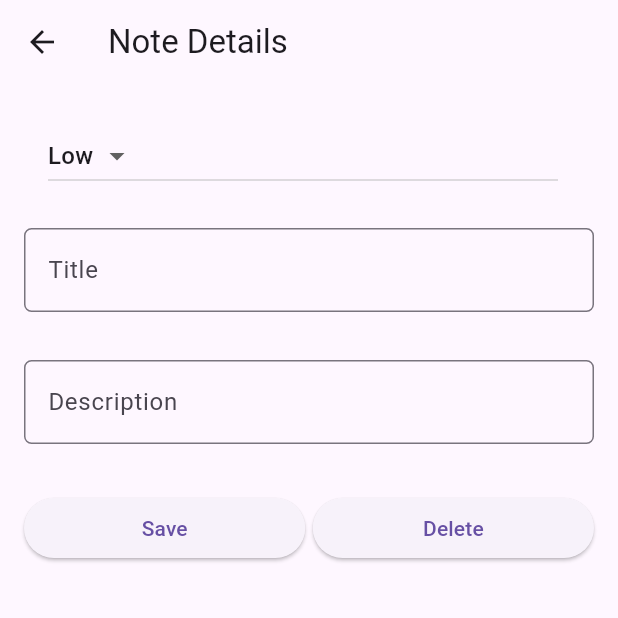
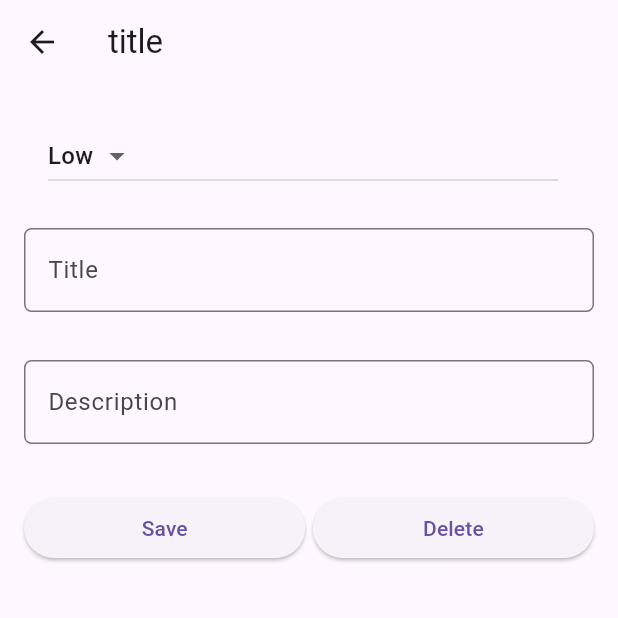
Before and after one commit to Ali1raz/flutter_sqlite_note_app, a Flutter app: the screen it shows after launch, after a tap on "Note 1", on a phone screen of 412 x 824 dp, the top half of it. Run offline on Flutter 3.47's test engine with Material 3 defaults, Android fonts, the phone set to English and light mode, and no system bars; our stand-ins replace sqflite; accounts and stored records are empty.

Commit message:
fix error

```diff
--- /dev/null
+++ b/devtools_options.yaml
@@ -0,0 +1,3 @@
+description: This file stores settings for Dart & Flutter DevTools.
+documentation: https://docs.flutter.dev/tools/devtools/extensions#configure-extension-enablement-states
+extensions:
--- a/lib/main.dart
+++ b/lib/main.dart
@@ -13,9 +13,7 @@ class MyApp extends StatelessWidget {
     return MaterialApp(
       title: "Notes App",
       debugShowCheckedModeBanner: false,
-      theme: ThemeData(
-        primaryColor: Colors.deepPurple
-      ),
+      theme: ThemeData(primaryColor: Colors.deepPurple),
       home: NoteListScreen(),
     );
   }
--- a/lib/screens/note_details_screen.dart
+++ b/lib/screens/note_details_screen.dart
@@ -1,17 +1,14 @@
 import 'package:flutter/material.dart';
 
 class NoteDetailsScreen extends StatefulWidget {
-  const NoteDetailsScreen({super.key, required this.title});
-
-  final String title;
+  const NoteDetailsScreen({super.key});
 
   @override
-  State<NoteDetailsScreen> createState() => _NoteDetailsScreenState(this.title);
+  State<NoteDetailsScreen> createState() => _NoteDetailsScreenState();
 }
 
 class _NoteDetailsScreenState extends State<NoteDetailsScreen> {
-  _NoteDetailsScreenState(this.title);
-  final String title;
+  _NoteDetailsScreenState();
 
   static final _priorities = ['High', 'Low'];
 
@@ -26,10 +23,10 @@ class _NoteDetailsScreenState extends State<NoteDetailsScreen> {
   Widget build(BuildContext context) {
     return Scaffold(
       appBar: AppBar(
-        title: Text(title),
+        title: Text("title"),
         leading: IconButton(
           onPressed: () => moveToLastScreen(),
-            icon: Icon(Icons.arrow_back)
+          icon: Icon(Icons.arrow_back),
         ),
       ),
       body: Padding(
@@ -38,18 +35,17 @@ class _NoteDetailsScreenState extends State<NoteDetailsScreen> {
           children: [
             ListTile(
               title: DropdownButton(
-                  items: _priorities.map((String item) {
-                    return DropdownMenuItem(
-                      value: item,
-                      child: Text(item),
-                    );
+                items:
+                    _priorities.map((String item) {
+                      return DropdownMenuItem(value: item, child: Text(item));
                     }).toList(),
                 value: _priorities[1],
                 onChanged: (selectedValue) {
                   setState(() {
                     debugPrint("Selected Value: $selectedValue");
                   });
-                  }),
+                },
+              ),
             ),
             Padding(
               padding: EdgeInsets.only(top: 16, bottom: 16),
@@ -61,7 +57,7 @@ class _NoteDetailsScreenState extends State<NoteDetailsScreen> {
                 decoration: InputDecoration(
                   labelText: "Title",
                   border: OutlineInputBorder(
-                    borderRadius: BorderRadius.circular(5)
+                    borderRadius: BorderRadius.circular(5),
                   ),
                 ),
               ),
@@ -76,7 +72,7 @@ class _NoteDetailsScreenState extends State<NoteDetailsScreen> {
                 decoration: InputDecoration(
                   labelText: "Description",
                   border: OutlineInputBorder(
-                      borderRadius: BorderRadius.circular(5)
+                    borderRadius: BorderRadius.circular(5),
                   ),
                 ),
               ),
@@ -107,7 +103,7 @@ class _NoteDetailsScreenState extends State<NoteDetailsScreen> {
                     ),
                   ),
                 ],
-              )
+              ),
             ),
           ],
         ),
--- a/lib/screens/note_list_screen.dart
+++ b/lib/screens/note_list_screen.dart
@@ -16,7 +16,6 @@ class _NoteListScreenState extends State<NoteListScreen> {
       itemBuilder: (BuildContext context, int index) {
         return Card(
           color: Colors.white,
-          elevation: 2,
           child: ListTile(
             leading: CircleAvatar(
               backgroundColor: Colors.deepPurple,
@@ -28,34 +27,27 @@ class _NoteListScreenState extends State<NoteListScreen> {
             onTap: () {
               debugPrint("onTap ListTile");
               Navigator.push(
-                  context,
-                  MaterialPageRoute(
-                      builder: (context) => NoteDetailsScreen(title: "Note Details")
-                  ),
+                context,
+                MaterialPageRoute(builder: (context) => NoteDetailsScreen()),
               );
             },
           ),
         );
-      }
+      },
     );
   }
 
   @override
   Widget build(BuildContext context) {
     return Scaffold(
-      appBar: AppBar(
-        title: Text("Notes"),
-          elevation: 8,
-      ),
+      appBar: AppBar(title: Text("Notes"), elevation: 8),
       body: _getListView(),
       floatingActionButton: FloatingActionButton(
         onPressed: () {
           debugPrint("FloatingActionButton onPressed");
           Navigator.push(
-              context,
-              MaterialPageRoute(
-                  builder: (context) => NoteDetailsScreen(title: "Add Note",)
-              ),
+            context,
+            MaterialPageRoute(builder: (context) => NoteDetailsScreen()),
           );
         },
         tooltip: "Add Note",
--- /dev/null
+++ b/lib/utils/priority.dart
@@ -0,0 +1,4 @@
+class Priority {
+  static const int high = 1;
+  static const int low = 2;
+}
```
Also changed, not shown: lib/models/note.dart (added, +29 -0 lines), lib/utils/db_helper.dart (added, +72 -0 lines). Lines whose indentation alone changed are shown as unchanged.
